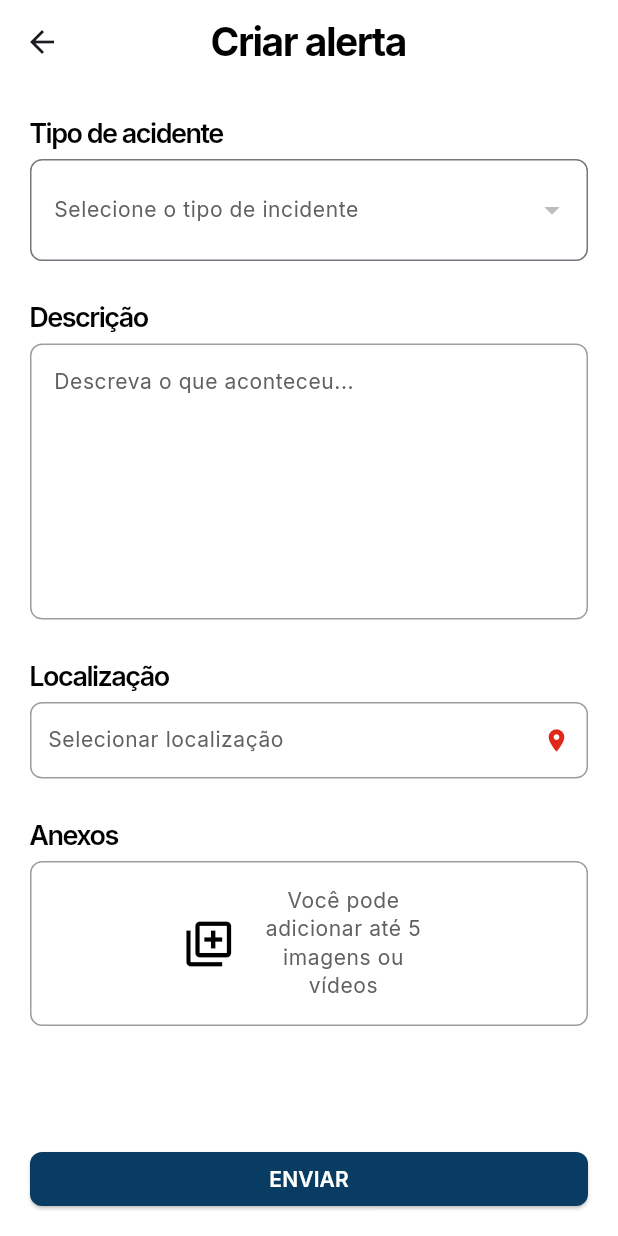
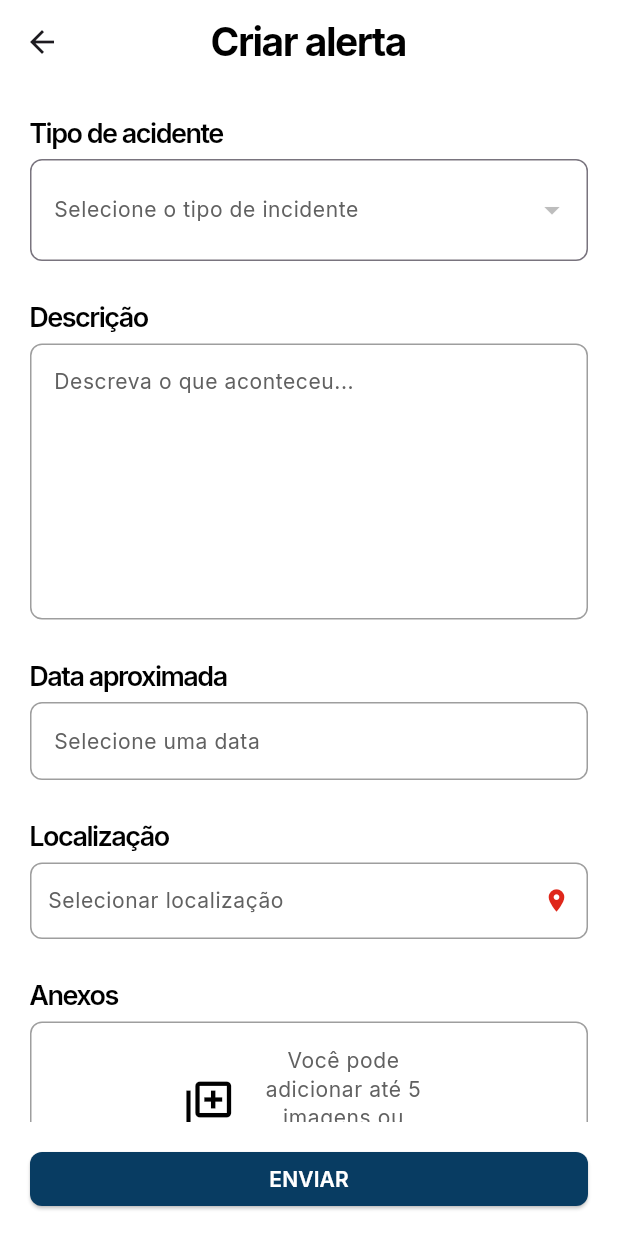
Before and after one commit to msruan/eivizinho-app, a Flutter app: the AlertCreateInterface screen opened directly with empty values, on a phone screen of 412 x 824 dp. Run offline on Flutter 3.47's test engine with Material 3 defaults, Android fonts, the phone set to English and light mode, and no system bars; our stand-ins replace carousel_slider, flutter_dotenv, flutter_secure_storage, geocoding, geolocator, get_it and 6 more; missing offline and left inert: flutter_client_sse, june; accounts and stored records are empty.

Commit message:
feat: add approximatedDate field on alert form

```diff
--- a/lib/app/data/dtos/alerts/create_alert_dto.dart
+++ b/lib/app/data/dtos/alerts/create_alert_dto.dart
@@ -9,12 +9,13 @@ class CreateAlertRequestDTO {
   final List<AlertCategory> categories;
   final List<XFile>? media;
   final Location location;
-  final String approximateDtHr = "2024-06-05T20:00:00";
+  final String approximateDtHr;
 
   CreateAlertRequestDTO({
     required this.name,
     required this.categories,
     required this.location,
+    required this.approximateDtHr,
     this.media,
   });
 
--- a/lib/app/ui/alert_create/interfaces/alert_create_interface.dart
+++ b/lib/app/ui/alert_create/interfaces/alert_create_interface.dart
@@ -1,3 +1,4 @@
+import 'package:date_field/date_field.dart';
 import 'package:eiviznho/app/ui/alert_create/components/field_box_widget.dart';
 import 'package:eiviznho/app/ui/alert_create/components/image_input.widget.dart';
 import 'package:eiviznho/app/ui/alert_create/components/text_input_widget.dart';
@@ -13,6 +14,7 @@ class AlertCreateInterface extends StatelessWidget {
   final GlobalKey<FormState> formKey;
   final DropdownState dropdownState;
   final TextEditingController textingController;
+  final TextEditingController dateController;
   final MediaState mediaState;
   final LocationState locationState;
   final VoidCallback onSubmit;
@@ -20,8 +22,8 @@ class AlertCreateInterface extends StatelessWidget {
   final Function(String) validator;
   final bool isLoading;
 
-  const AlertCreateInterface({
-    super.key,
+  const AlertCreateInterface(
+      {super.key,
       required this.formKey,
       required this.dropdownState,
       required this.mediaState,
@@ -31,7 +33,7 @@ class AlertCreateInterface extends StatelessWidget {
       required this.validator,
       required this.textingController,
       required this.isLoading,
-  });
+      required this.dateController});
 
   Widget _buildTypeOfAccident() {
     return FieldBox(
@@ -91,6 +93,49 @@ class AlertCreateInterface extends StatelessWidget {
     );
   }
 
+  Widget _buildDate(BuildContext context) {
+    return FieldBox(
+      title: 'Data aproximada',
+      inputWidget: DateTimeFormField(
+        mode: DateTimeFieldPickerMode.dateAndTime,
+        decoration: InputDecoration(
+          contentPadding: EdgeInsets.symmetric(vertical: 8.0, horizontal: 12.0),
+          labelText: 'Selecione uma data',
+          labelStyle: Theme.of(context).textTheme.bodySmall,
+          border: OutlineInputBorder(
+            borderRadius: BorderRadius.circular(8),
+            borderSide: BorderSide(
+              color: AppColors.backgroundSecondary,
+              width: 1,
+            ),
+          ),
+          focusedBorder: OutlineInputBorder(
+            borderRadius: BorderRadius.circular(8),
+            borderSide: BorderSide(
+              color: AppColors.green,
+              width: 1.5,
+            ),
+          ),
+          enabledBorder: OutlineInputBorder(
+            borderRadius: BorderRadius.circular(8),
+            borderSide: BorderSide(
+              color: AppColors.backgroundSecondary,
+              width: 1,
+            ),
+          ),
+        ),
+        firstDate: DateTime.now().add(const Duration(days: 10)),
+        lastDate: DateTime.now().add(const Duration(days: 40)),
+        initialPickerDateTime: DateTime.now().add(const Duration(days: 20)),
+        onChanged: (DateTime? value) {
+          if (value != null) {
+            dateController.text = value.toIso8601String();
+          }
+        },
+      ),
+    );
+  }
+
   Widget _buildAttachments() {
     return FieldBox(
       title: 'Anexos',
@@ -118,6 +163,10 @@ class AlertCreateInterface extends StatelessWidget {
                 height: 15,
               ),
               _buildDescription(),
+              const SizedBox(
+                height: 15,
+              ),
+              _buildDate(context),
               const SizedBox(
                 height: 15,
               ),
--- a/lib/app/ui/alert_list/components/alert_item.dart
+++ b/lib/app/ui/alert_list/components/alert_item.dart
@@ -1,6 +1,5 @@
 import 'package:eiviznho/app/domain/entities/alert_entity.dart';
 import 'package:eiviznho/app/ui/themes/alert_categories.dart';
-import 'package:eiviznho/app/ui/themes/colors.dart';
 import 'package:flutter/material.dart';
 import 'package:intl/intl.dart';
 
@@ -26,6 +25,7 @@ class AlertItem extends StatelessWidget {
         padding: const EdgeInsets.all(3.0),
         child: Row(
           children: [
+
             SizedBox(
               width: 80,
               child: Column(
--- a/lib/app/ui/notifications/components/notification_item.dart
+++ b/lib/app/ui/notifications/components/notification_item.dart
@@ -12,6 +12,7 @@ class NotificationItem extends StatelessWidget {
     required this.date,
   });
 
+  @override
   Widget build(BuildContext context) {
     return Container(
       margin: const EdgeInsets.symmetric(vertical: 2.0, horizontal: 4.0),
--- a/lib/app/ui/notifications/containers/notifications_container.dart
+++ b/lib/app/ui/notifications/containers/notifications_container.dart
@@ -37,6 +37,7 @@ class NotificationContentState extends State<NotificationsContent> {
     _notificationsRepository = injector.get<NotificationsRepository>();
 
     _startConnection();
+
   }
 
   void _startConnection() {
--- a/pubspec.yaml
+++ b/pubspec.yaml
@@ -34,6 +34,7 @@ dependencies:
   sqflite: ^2.4.1
   path: ^1.9.0
   collection: ^1.19.0
+  date_field: ^6.0.3+1
 
 dev_dependencies:
   flutter_test:
```
Also changed, not shown: lib/app/ui/alert_create/containers/alert_create_container.dart (+7 -0 lines), pubspec.lock. Lines whose indentation alone changed are shown as unchanged.
